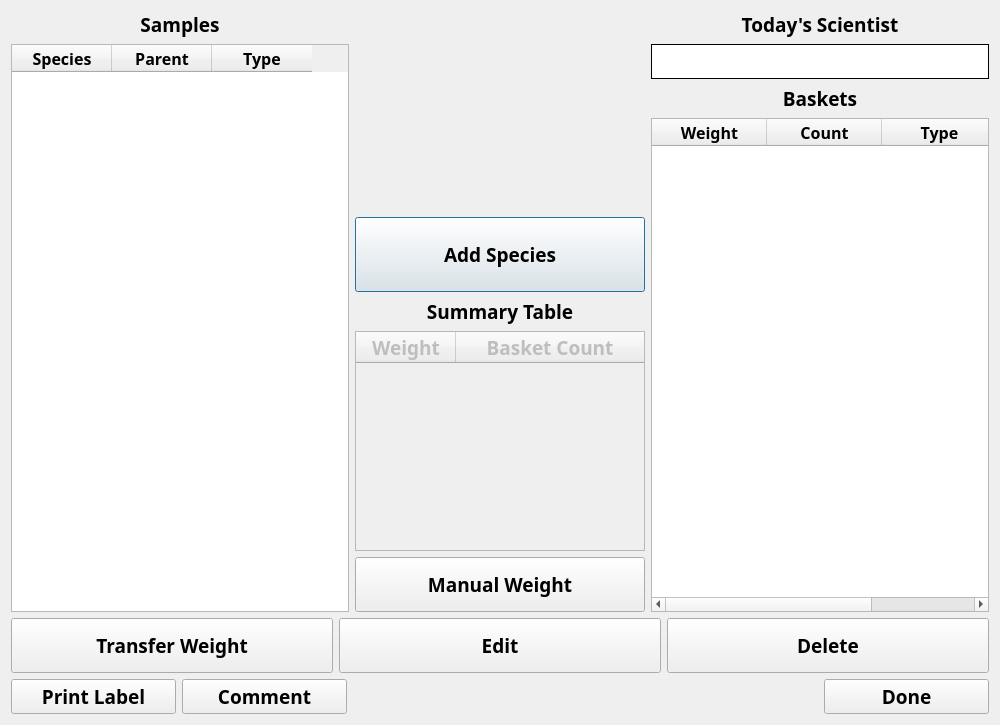
Above: ui/CLAMSCatch.ui from aliciabillings-noaa/CLAMS before the change. Below: the same form after it.
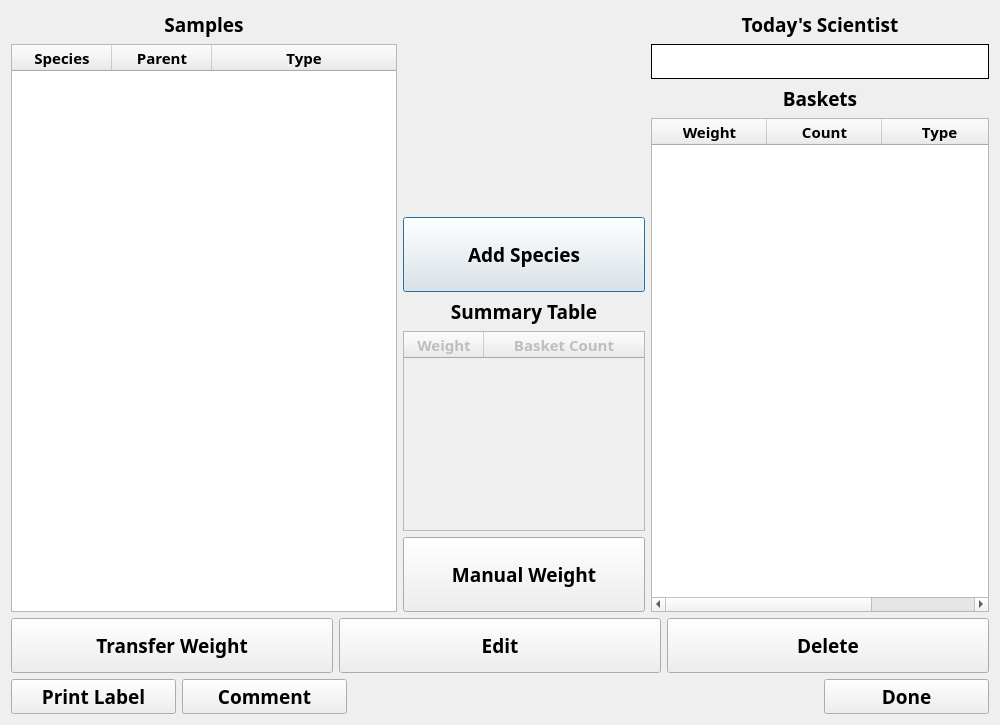
That is the form after the change.

Patch:
```diff
--- a/ui/CLAMSCatch.ui
+++ b/ui/CLAMSCatch.ui
@@ -15,8 +15,8 @@
   </property>
   <property name="minimumSize">
    <size>
-    <width>165</width>
-    <height>0</height>
+    <width>750</width>
+    <height>600</height>
    </size>
   </property>
   <property name="windowTitle">
@@ -24,7 +24,7 @@
   </property>
   <layout class="QVBoxLayout" name="verticalLayout_4">
    <item>
-    <layout class="QHBoxLayout" name="horizontalLayout_2" stretch="35,30,35">
+    <layout class="QHBoxLayout" name="horizontalLayout_2" stretch="40,25,35">
      <item>
       <layout class="QVBoxLayout" name="verticalLayout_3">
        <item>
@@ -56,7 +56,7 @@
          <property name="font">
           <font>
            <family>Arial Black</family>
-           <pointsize>12</pointsize>
+           <pointsize>11</pointsize>
            <weight>75</weight>
            <bold>true</bold>
           </font>
@@ -74,13 +74,13 @@
           <number>100</number>
          </attribute>
          <attribute name="horizontalHeaderStretchLastSection">
-          <bool>false</bool>
+          <bool>true</bool>
          </attribute>
          <attribute name="verticalHeaderMinimumSectionSize">
           <number>50</number>
          </attribute>
          <attribute name="verticalHeaderDefaultSectionSize">
-          <number>60</number>
+          <number>50</number>
          </attribute>
          <column>
           <property name="text">
@@ -180,7 +180,7 @@
          <property name="font">
           <font>
            <family>Arial Black</family>
-           <pointsize>14</pointsize>
+           <pointsize>11</pointsize>
            <weight>75</weight>
            <bold>true</bold>
           </font>
@@ -192,7 +192,7 @@
           <number>2</number>
          </property>
          <attribute name="horizontalHeaderDefaultSectionSize">
-          <number>100</number>
+          <number>80</number>
          </attribute>
          <attribute name="horizontalHeaderStretchLastSection">
           <bool>true</bool>
@@ -214,7 +214,7 @@
          <property name="minimumSize">
           <size>
            <width>200</width>
-           <height>55</height>
+           <height>75</height>
           </size>
          </property>
          <property name="font">
@@ -319,7 +319,7 @@
          <property name="font">
           <font>
            <family>Arial Black</family>
-           <pointsize>12</pointsize>
+           <pointsize>11</pointsize>
            <weight>75</weight>
            <bold>true</bold>
           </font>
@@ -343,7 +343,10 @@
           <bool>false</bool>
          </attribute>
          <attribute name="horizontalHeaderStretchLastSection">
-          <bool>false</bool>
+          <bool>true</bool>
+         </attribute>
+         <attribute name="verticalHeaderDefaultSectionSize">
+          <number>50</number>
          </attribute>
          <column>
           <property name="text">
```
